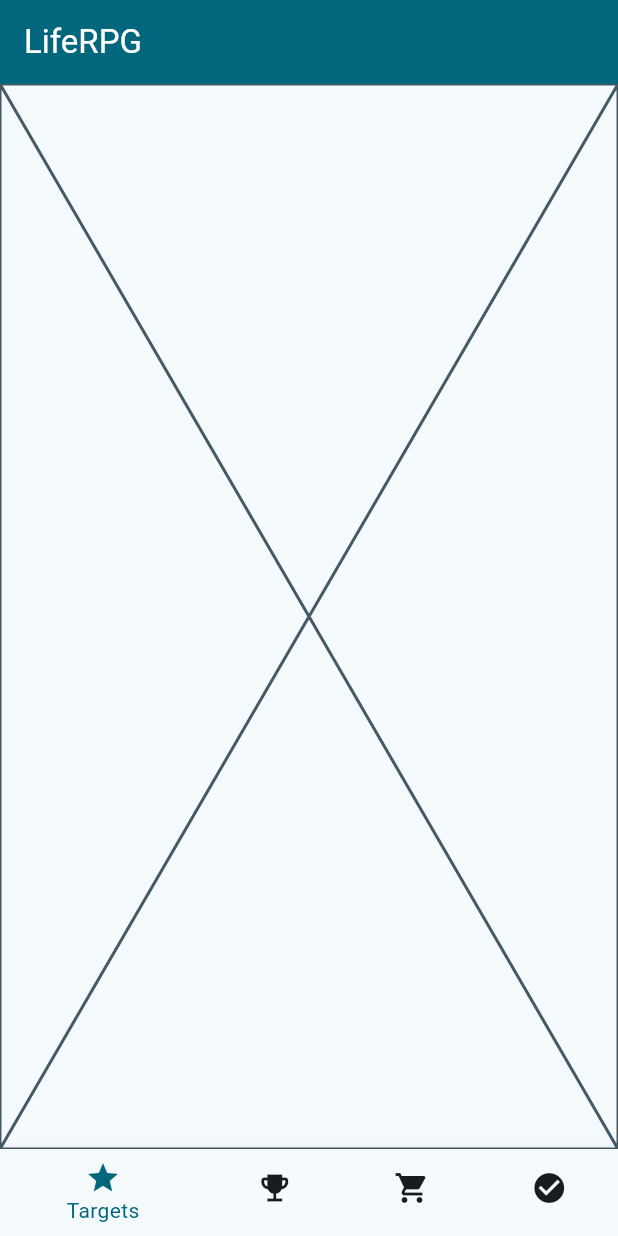
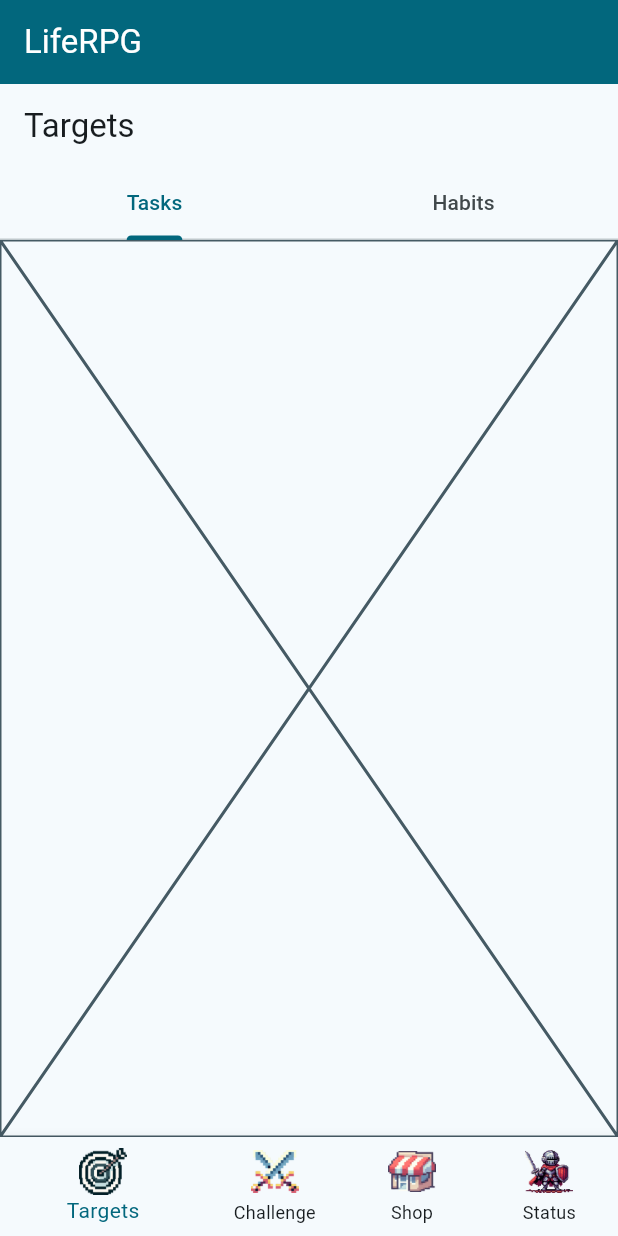
Before and after one commit to camel-exvl/LifeRPG, a Flutter app: the screen it shows after launch, on a phone screen of 412 x 824 dp. Run offline on Flutter 3.47's test engine with Material 3 defaults, Android fonts, the phone set to English and light mode, and no system bars; our stand-ins replace drift, sqlite3_flutter_libs; missing offline and left inert: sqlite3; accounts and stored records are empty; generated files the repository leaves out were written again; Roboto replaces fonts that are missing (Fusion Pixel 10px Proportional zh_hans Regular).

Commit message:
feat(habit): 实现habit页 (#6)
实现habit页ui设计，实装大部分功能，并实现数据持久化

```diff
--- a/lib/main.dart
+++ b/lib/main.dart
@@ -1,7 +1,7 @@
 import 'package:flutter/material.dart';
 import 'package:flutter_gen/gen_l10n/app_localizations.dart';
-import 'package:liferpg/page/home.dart';
 import 'package:liferpg/theme.dart';
+import 'package:liferpg/view/home_view.dart';
 
 void main() {
   runApp(const LifeRPG());
@@ -20,7 +20,7 @@ class LifeRPG extends StatelessWidget {
       theme: MaterialTheme().light(),
       darkTheme: MaterialTheme().dark(),
       themeMode: ThemeMode.system,
-      home: const HomePage(),
+      home: const HomeView(),
     );
   }
 }
--- a/lib/page/home.dart
+++ /dev/null
@@ -1,65 +0,0 @@
-import 'package:flutter/material.dart';
-import 'package:flutter_gen/gen_l10n/app_localizations.dart';
-
-class HomePage extends StatefulWidget {
-  const HomePage({super.key});
-
-  @override
-  State<HomePage> createState() => _HomePageState();
-}
-
-class _HomePageState extends State<HomePage> {
-  int _selectedIndex = 0;
-
-  // TODO: Replace this with actual pages
-  static const List<Widget> _widgetOptions = <Widget>[
-    Placeholder(),
-    Placeholder(),
-    Placeholder(),
-    Placeholder()
-  ];
-
-  void _onItemTapped(int index) {
-    setState(() {
-      _selectedIndex = index;
-    });
-  }
-
-  @override
-  Widget build(BuildContext context) {
-    return Scaffold(
-      appBar: AppBar(
-        title: Text(AppLocalizations.of(context)!.appName),
-        foregroundColor: Theme.of(context).colorScheme.onPrimary,
-        backgroundColor: Theme.of(context).colorScheme.primary,
-      ),
-      body: Center(
-        child: _widgetOptions.elementAt(_selectedIndex),
-      ),
-      bottomNavigationBar: BottomNavigationBar(
-        items: <BottomNavigationBarItem>[
-          BottomNavigationBarItem(
-            icon: const Icon(Icons.star),
-            label: AppLocalizations.of(context)!.targetsTab,
-          ),
-          BottomNavigationBarItem(
-            icon: const Icon(Icons.emoji_events),
-            label: AppLocalizations.of(context)!.challengeTab,
-          ),
-          BottomNavigationBarItem(
-            icon: const Icon(Icons.shopping_cart),
-            label: AppLocalizations.of(context)!.shopTab,
-          ),
-          BottomNavigationBarItem(
-            icon: const Icon(Icons.check_circle),
-            label: AppLocalizations.of(context)!.statusTab,
-          ),
-        ],
-        currentIndex: _selectedIndex,
-        unselectedItemColor: Theme.of(context).colorScheme.onSurface,
-        selectedItemColor: Theme.of(context).colorScheme.primary,
-        onTap: _onItemTapped,
-      ),
-    );
-  }
-}
--- a/lib/theme.dart
+++ b/lib/theme.dart
@@ -1,7 +1,8 @@
 import "package:flutter/material.dart";
 
-// add text theme here
 const textTheme = TextTheme();
+
+const iconTheme = IconThemeData(size: 32);
 
 class MaterialTheme {
   static MaterialScheme lightScheme() {
@@ -130,6 +131,7 @@ class MaterialTheme {
         bodyColor: colorScheme.onSurface,
         displayColor: colorScheme.onSurface,
       ),
+      iconTheme: iconTheme,
       scaffoldBackgroundColor: colorScheme.surface,
       canvasColor: colorScheme.surface,
       fontFamily: 'Fusion Pixel 10px Proportional zh_hans Regular');
--- /dev/null
+++ b/lib/view/home_view.dart
@@ -0,0 +1,78 @@
+import 'package:flutter/material.dart';
+import 'package:flutter_gen/gen_l10n/app_localizations.dart';
+import 'package:liferpg/view/target_view.dart';
+
+class HomeView extends StatefulWidget {
+  const HomeView({super.key});
+
+  @override
+  State<HomeView> createState() => _HomeViewState();
+}
+
+class _HomeViewState extends State<HomeView> {
+  int _selectedIndex = 0;
+
+  final List<Widget> _views = const <Widget>[
+    TargetView(),
+    Placeholder(),
+    Placeholder(),
+    Placeholder()
+  ];
+
+  @override
+  Widget build(BuildContext context) {
+    return Scaffold(
+      appBar: AppBar(
+        title: Text(AppLocalizations.of(context)!.appName),
+        foregroundColor: Theme.of(context).colorScheme.onPrimary,
+        backgroundColor: Theme.of(context).colorScheme.primary,
+      ),
+      body: IndexedStack(
+        // use IndexedStack can keep the state of the widgets
+        index: _selectedIndex,
+        children: _views,
+      ),
+      bottomNavigationBar: BottomNavigationBar(
+        items: <BottomNavigationBarItem>[
+          BottomNavigationBarItem(
+            icon: Image(
+                image: const AssetImage('res/icons/target.png'),
+                width: Theme.of(context).iconTheme.size,
+                height: Theme.of(context).iconTheme.size),
+            label: AppLocalizations.of(context)!.targetsTab,
+          ),
+          BottomNavigationBarItem(
+            icon: Image(
+                image: const AssetImage('res/icons/challenge.png'),
+                width: Theme.of(context).iconTheme.size,
+                height: Theme.of(context).iconTheme.size),
+            label: AppLocalizations.of(context)!.challengeTab,
+          ),
+          BottomNavigationBarItem(
+            icon: Image(
+                image: const AssetImage('res/icons/shop.png'),
+                width: Theme.of(context).iconTheme.size,
+                height: Theme.of(context).iconTheme.size),
+            label: AppLocalizations.of(context)!.shopTab,
+          ),
+          BottomNavigationBarItem(
+            icon: Image(
+                image: const AssetImage('res/icons/status.png'),
+                width: Theme.of(context).iconTheme.size,
+                height: Theme.of(context).iconTheme.size),
+            label: AppLocalizations.of(context)!.statusTab,
+          ),
+        ],
+        currentIndex: _selectedIndex,
+        unselectedItemColor: Theme.of(context).colorScheme.onSurface,
+        selectedItemColor: Theme.of(context).colorScheme.primary,
+        showUnselectedLabels: true,
+        onTap: (index) {
+          setState(() {
+            _selectedIndex = index;
+          });
+        },
+      ),
+    );
+  }
+}
--- /dev/null
+++ b/lib/view/target_view.dart
@@ -0,0 +1,46 @@
+import 'package:flutter/material.dart';
+import 'package:flutter_gen/gen_l10n/app_localizations.dart';
+import 'package:liferpg/view/habit_view.dart';
+
+class TargetView extends StatefulWidget {
+  const TargetView({super.key});
+
+  @override
+  State<TargetView> createState() => _TargetViewState();
+}
+
+class _TargetViewState extends State<TargetView> {
+  final PageStorageBucket _bucket = PageStorageBucket();
+  final List<Widget> _views = const <Widget>[
+    Placeholder(),
+    HabitView(
+      key: PageStorageKey('HabitView'),
+    ),
+  ];
+
+  @override
+  Widget build(BuildContext context) {
+    return DefaultTabController(
+      length: 2,
+      child: Scaffold(
+        appBar: AppBar(
+          title: Text(AppLocalizations.of(context)!.targetsTab),
+          bottom: TabBar(
+            tabs: <Widget>[
+              Tab(text: AppLocalizations.of(context)!.tasksTab),
+              Tab(text: AppLocalizations.of(context)!.habitsTab),
+            ],
+          ),
+        ),
+        body: TabBarView(
+          children: _views.map((Widget view) {
+            return PageStorage(
+              bucket: _bucket,
+              child: view,
+            );
+          }).toList(),
+        ),
+      ),
+    );
+  }
+}
--- /dev/null
+++ b/lib/viewmodel/habit_viewmodel.dart
@@ -0,0 +1,61 @@
+import 'dart:collection';
+import 'dart:math';
+
+import 'package:drift/drift.dart';
+import 'package:flutter/material.dart';
+import 'package:liferpg/database/habit_database.dart';
+
+class HabitViewModel extends ChangeNotifier {
+  final database = AppDatabase();
+  List<HabitModel> _habits = [];
+
+  UnmodifiableListView<HabitModel> get habits => UnmodifiableListView(_habits);
+
+  Future<void> loadHabits() async {
+    _habits = await database.getAllHabits();
+    notifyListeners();
+  }
+
+  void insertHabit(HabitModel habit) {
+    database
+        .insertHabit(HabitTableCompanion(
+      order: Value(habit.order),
+      title: Value(habit.title),
+      description: Value(habit.description),
+      difficulty: Value(habit.difficulty),
+      category: Value(habit.category),
+    ))
+        .then((value) {
+      habit = habit.copyWith(id: value);
+      _habits.add(habit);
+      notifyListeners();
+    });
+    notifyListeners();
+  }
+
+  void updateHabit(HabitModel habit) {
+    _habits[_habits.indexWhere((element) => element.id == habit.id)] = habit;
+    database.updateHabit(habit);
+    notifyListeners();
+  }
+
+  void removeHabit(HabitModel habit) {
+    _habits.remove(habit);
+    database.deleteHabit(habit);
+    notifyListeners();
+  }
+
+  void reorderHabits(int oldIndex, int newIndex) {
+    if (oldIndex < newIndex) {
+      newIndex -= 1;
+    }
+    final habit = _habits.removeAt(oldIndex);
+    _habits.insert(newIndex, habit);
+
+    for (var i = min(oldIndex, newIndex); i <= max(oldIndex, newIndex); i++) {
+      _habits[i] = _habits[i].copyWith(order: i);
+      database.updateHabit(_habits[i]);
+    }
+    notifyListeners();
+  }
+}
```
Also changed, not shown: lib/database/habit_database.dart (added, +58 -0 lines), lib/l10n/intl_en.arb (+24 -1 lines), lib/l10n/intl_zh.arb (+24 -1 lines), lib/model/common_model.dart (added, +39 -0 lines), lib/model/habit_model.dart (added, +17 -0 lines), lib/view/habit_edit_view.dart (added, +151 -0 lines), lib/view/habit_view.dart (added, +81 -0 lines), pubspec.yaml (+10 -4 lines), lib/database/habit_database.g.dart (added), pubspec.lock, res/icons/challenge.png (added), res/icons/shop.png (added), res/icons/status.png (added), res/icons/target.png (added).
